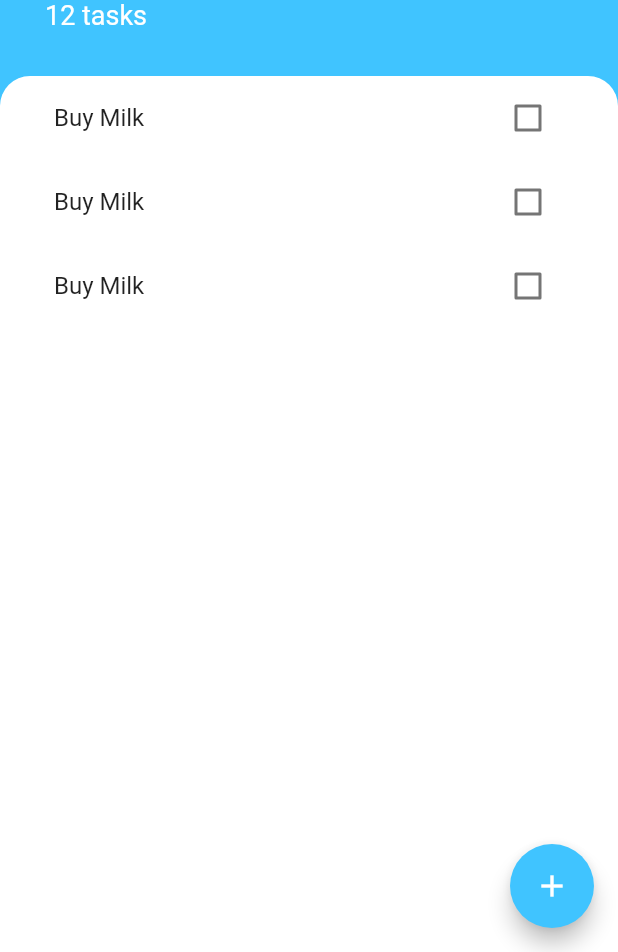
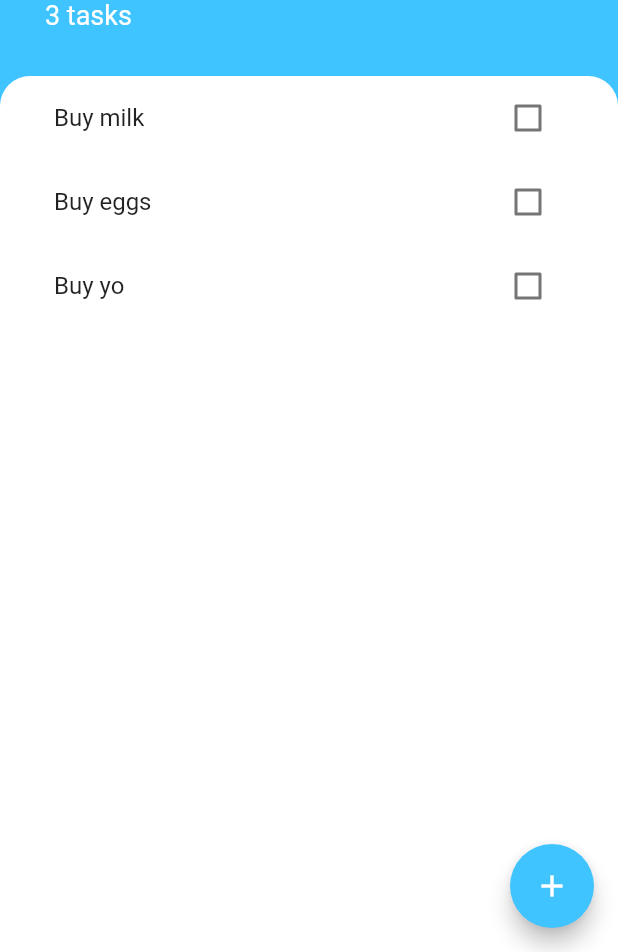
Before and after one commit to yoyoyo11/todoey_flutter, a Flutter app: the screen it shows after launch, on a phone screen of 412 x 824 dp, the part 284-1236 px from its top. Run offline on Flutter 3.47's test engine with Material 2 defaults, Android fonts, the phone set to English and light mode, and no system bars.

Commit message:
moved up the state to read the add task value

```diff
--- /dev/null
+++ b/lib/models/task.dart
@@ -0,0 +1,11 @@
+import 'package:flutter/material.dart';
+
+class Task {
+  Task({this.name, this.isDone = false});
+  final String name;
+  bool isDone;
+
+  void toggleDone() {
+    isDone = !isDone;
+  }
+}
--- a/lib/screens/add_task_screen.dart
+++ b/lib/screens/add_task_screen.dart
@@ -1,8 +1,13 @@
 import 'package:flutter/material.dart';
 
 class AddTaskScreen extends StatelessWidget {
+  AddTaskScreen({this.addTaskCallback});
+  final Function addTaskCallback;
+
   @override
   Widget build(BuildContext context) {
+    String newTaskTitle;
+
     return Container(
         color: Color(0xff757575),
         child: Container(
@@ -28,13 +33,18 @@ class AddTaskScreen extends StatelessWidget {
               TextField(
                 autofocus: true,
                 textAlign: TextAlign.center,
+                onChanged: (newText) {
+                  newTaskTitle = newText;
+                },
               ),
               SizedBox(
                 height: 10.0,
               ),
               FlatButton(
                 child: Text('Add'),
-                onPressed: () {},
+                onPressed: () {
+                  addTaskCallback(newTaskTitle);
+                },
                 textColor: Colors.white,
                 color: Colors.lightBlueAccent,
               )
--- a/lib/screens/tasks_screen.dart
+++ b/lib/screens/tasks_screen.dart
@@ -1,8 +1,20 @@
 import 'package:flutter/material.dart';
+import 'package:todoey_flutter/models/task.dart';
 import 'package:todoey_flutter/widgets/tasks_list.dart';
 import 'package:todoey_flutter/screens/add_task_screen.dart';
 
-class TasksScreen extends StatelessWidget {
+class TasksScreen extends StatefulWidget {
+  @override
+  _TasksScreenState createState() => _TasksScreenState();
+}
+
+class _TasksScreenState extends State<TasksScreen> {
+  List<Task> tasks = [
+    Task(name: 'Buy milk'),
+    Task(name: 'Buy eggs'),
+    Task(name: 'Buy yo'),
+  ];
+
   @override
   Widget build(BuildContext context) {
     return Scaffold(
@@ -11,7 +23,13 @@ class TasksScreen extends StatelessWidget {
         onPressed: () {
           showModalBottomSheet(
             context: context,
-            builder: (context) => AddTaskScreen(),
+            builder: (context) =>
+                AddTaskScreen(addTaskCallback: (newTaskTitle) {
+              setState(() {
+                tasks.add(Task(name: newTaskTitle));
+              });
+              Navigator.pop(context);
+            }),
           );
         },
         backgroundColor: Colors.lightBlueAccent,
@@ -47,7 +65,7 @@ class TasksScreen extends StatelessWidget {
                   ),
                 ),
                 Text(
-                  '12 tasks',
+                  '${tasks.length} tasks',
                   style: TextStyle(
                     color: Colors.white,
                     fontSize: 18,
@@ -68,7 +86,9 @@ class TasksScreen extends StatelessWidget {
                   topRight: Radius.circular(20.0),
                 ),
               ),
-              child: TasksList(),
+              child: TasksList(
+                tasks: tasks,
+              ),
             ),
           ),
         ],
--- a/lib/widgets/task_tile.dart
+++ b/lib/widgets/task_tile.dart
@@ -1,44 +1,25 @@
 import 'package:flutter/material.dart';
 
-class TaskTile extends StatefulWidget {
-  @override
-  _TaskTileState createState() => _TaskTileState();
-}
-
-class _TaskTileState extends State<TaskTile> {
-  bool isChecked = false;
+class TaskTile extends StatelessWidget {
+  TaskTile({this.isChecked, this.taskTitle, this.checkboxCallback});
+  final bool isChecked;
+  final String taskTitle;
+  final Function checkboxCallback;
 
   @override
   Widget build(BuildContext context) {
     return ListTile(
       title: Text(
-        'Buy Milk',
+        taskTitle,
         style: TextStyle(
           decoration: isChecked ? TextDecoration.lineThrough : null,
         ),
       ),
-      trailing: TaskCheckbox(
-          checkboxState: isChecked,
-          toggleCheckboxState: (bool checkboxState) {
-            setState(() {
-              isChecked = checkboxState;
-            });
-          }),
+      trailing: Checkbox(
+        activeColor: Colors.lightBlueAccent,
+        value: isChecked,
+        onChanged: checkboxCallback,
+      ),
     );
   }
 }
-
-class TaskCheckbox extends StatelessWidget {
-  final bool checkboxState;
-  final Function toggleCheckboxState;
-
-  TaskCheckbox({this.checkboxState, this.toggleCheckboxState});
-  @override
-  Widget build(BuildContext context) {
-    return Checkbox(
-      activeColor: Colors.lightBlueAccent,
-      value: checkboxState,
-      onChanged: toggleCheckboxState,
-    );
-  }
-}
--- a/lib/widgets/tasks_list.dart
+++ b/lib/widgets/tasks_list.dart
@@ -1,15 +1,31 @@
 import 'package:flutter/material.dart';
+import 'package:todoey_flutter/models/task.dart';
 import 'package:todoey_flutter/widgets/task_tile.dart';
 
-class TasksList extends StatelessWidget {
+class TasksList extends StatefulWidget {
+  TasksList({this.tasks});
+  List<Task> tasks;
+
+  @override
+  _TasksListState createState() => _TasksListState();
+}
+
+class _TasksListState extends State<TasksList> {
   @override
   Widget build(BuildContext context) {
-    return ListView(
-      children: <Widget>[
-        TaskTile(),
-        TaskTile(),
-        TaskTile(),
-      ],
+    return ListView.builder(
+      itemBuilder: (context, index) {
+        return TaskTile(
+          taskTitle: widget.tasks[index].name,
+          isChecked:  widget.tasks[index].isDone,
+          checkboxCallback: (checkboxState) {
+            setState(() {
+               widget.tasks[index].toggleDone();
+            });
+          },
+        );
+      },
+      itemCount:  widget.tasks.length,
     );
   }
 }
```
